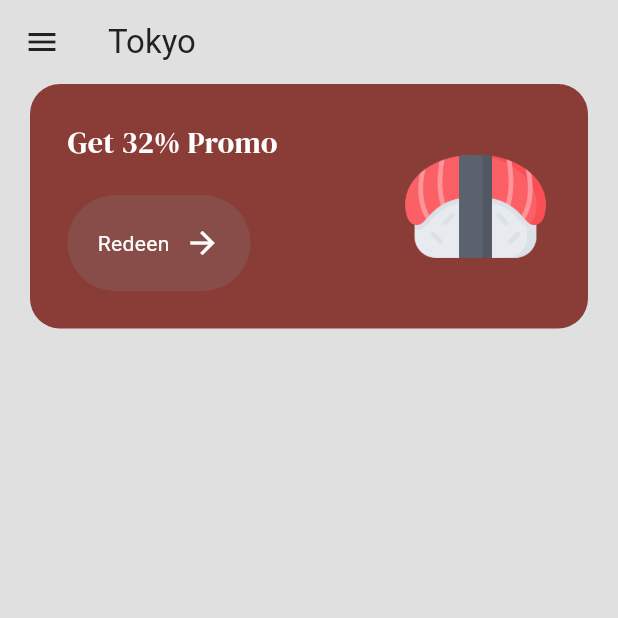
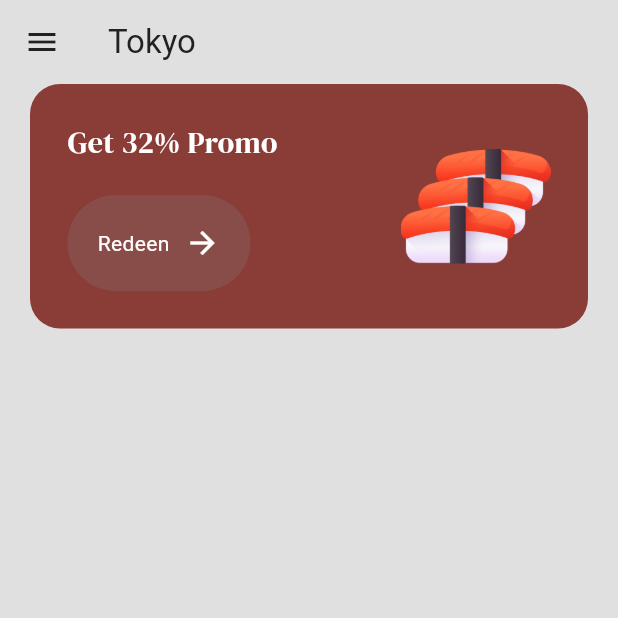
Before and after one commit to PedroH6/SushiApp, a Flutter app: the MenuPage screen opened by its route, on a phone screen of 412 x 824 dp, the top half of it. Run offline on Flutter 3.47's test engine with Material 3 defaults, Android fonts, the phone set to English and light mode, and no system bars; our stand-ins replace google_fonts.

Commit message:
trocando a image

```diff
--- a/lib/menu_page.dart
+++ b/lib/menu_page.dart
@@ -56,7 +56,7 @@ class _MenuPageState extends State<MenuPage> {
                 ),
 
                 //image
-                Image.asset("lib/images/many_sushi.png", height: 100),
+                Image.asset("lib/images/salmon_sushi.png", height: 100),
                 ],
               ),
             ),
```
